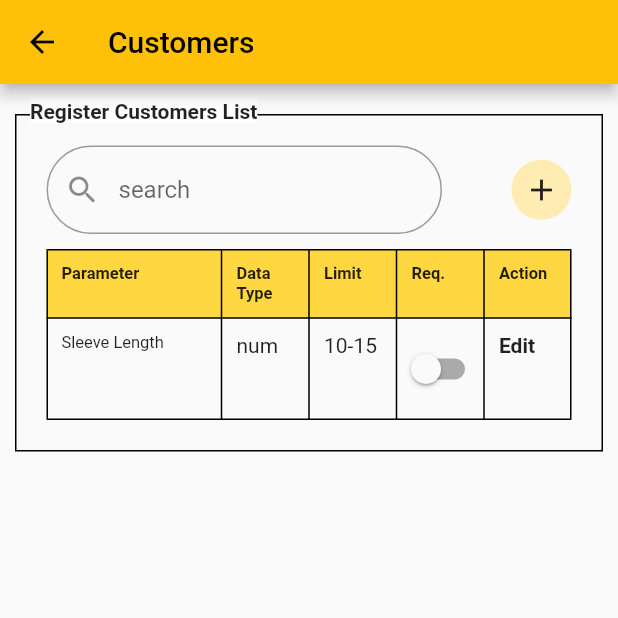
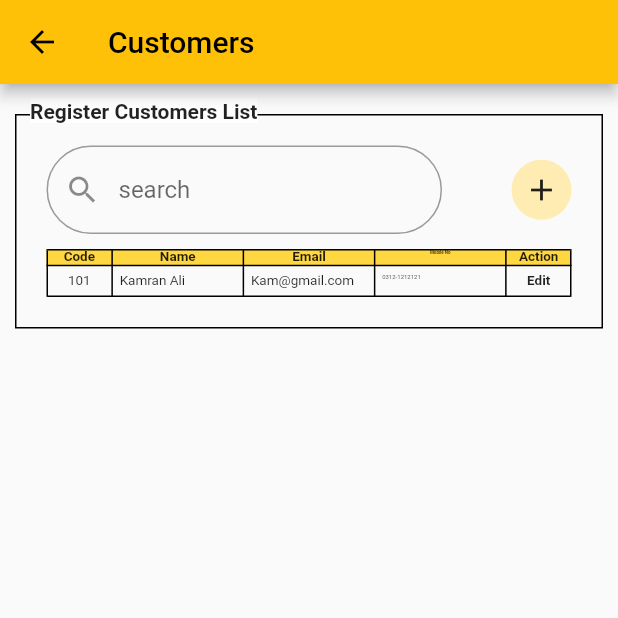
Before and after one commit to flutter-mirxa/tailor-app-mirwah, a Flutter app: the CustomersPage screen opened directly, on a phone screen of 412 x 824 dp, the top half of it. Run offline on Flutter 3.47's test engine with Material 2 defaults, Android fonts, the light colour scheme and no system bars; our stand-ins replace velocity_x.

Commit message:
Customer List Page Completed

```diff
--- a/lib/main.dart
+++ b/lib/main.dart
@@ -2,6 +2,7 @@ import 'package:flutter/material.dart';
 import 'package:tailor_app_mirwah_mirxa/pages/applicationParameter/addEditSuitTypePage.dart';
 import 'package:tailor_app_mirwah_mirxa/pages/applicationParameter/addParameterPage.dart';
 import 'package:tailor_app_mirwah_mirxa/pages/applicationParameter/applicationParameterPage.dart';
+import 'package:tailor_app_mirwah_mirxa/pages/customer/customersPage.dart';
 import 'package:tailor_app_mirwah_mirxa/pages/homePage.dart';
 import 'package:tailor_app_mirwah_mirxa/pages/profile/forgotPasswordPage.dart';
 import 'package:tailor_app_mirwah_mirxa/pages/profile/loginPage.dart';
@@ -26,7 +27,7 @@ class MyApp extends StatelessWidget {
         primarySwatch: Colors.amber,
       ),
       routes: {
-        "/": (context) => const RegisterPage(),
+        "/": (context) => const AddEditCustomerPage(),
         MyRoutes.loginRoute: (context) => const LoginPage(),
         MyRoutes.registerRoute: (context) => const RegisterPage(),
         MyRoutes.forgotPasswordRoute: (context) => const ForgotPasswordPage(),
@@ -34,188 +35,95 @@ class MyApp extends StatelessWidget {
         MyRoutes.applicationParameterRoute: (context) =>
             const ApplicationParameterPage(),
         MyRoutes.addEditSuitTypeRoute: (context) => const AddEditSuitTypePage(),
-        MyRoutes.addParameterRoute: (context) => const AddParameterPage()
+        MyRoutes.addParameterRoute: (context) => const AddParameterPage(),
+        MyRoutes.customersRoute: (context) => const CustomersPage(),
       },
     );
   }
 }
 
-class CustomersPage extends StatefulWidget {
-  const CustomersPage({Key? key}) : super(key: key);
+class AddEditCustomerPage extends StatefulWidget {
+  const AddEditCustomerPage({Key? key}) : super(key: key);
 
   @override
-  _CustomersPageState createState() => _CustomersPageState();
+  _AddEditCustomerPageState createState() => _AddEditCustomerPageState();
 }
 
-class _CustomersPageState extends State<CustomersPage> {
+class _AddEditCustomerPageState extends State<AddEditCustomerPage> {
   @override
   Widget build(BuildContext context) {
     return Scaffold(
       appBar: AppBar(
-        title: "Customers".text.make(),
+        title: "Add/Edit Customer".text.make(),
       ),
-      body: Stack(
-        alignment: Alignment.center,
-        children: [
-          Container(
-            width: MediaQuery.of(context).size.width - 20.0,
-            padding: const EdgeInsets.all(20),
-            decoration: BoxDecoration(border: Border.all(width: 1)),
+      body: Padding(
+        padding: const EdgeInsets.all(16.0),
         child: Column(
           children: [
             Row(
-                  mainAxisAlignment: MainAxisAlignment.spaceBetween,
+              mainAxisAlignment: MainAxisAlignment.end,
               children: [
-                    TextFormField(
-                      decoration: const InputDecoration(
-                        border: OutlineInputBorder(
-                          borderRadius: BorderRadius.all(Radius.circular(40)),
-                        ),
-                        hintText: "search",
-                        prefixIcon: Icon(Icons.search),
-                      ),
-                    ).w64(context),
-                    CircleAvatar(
-                      child: IconButton(
-                        icon: Icon(Icons.add),
-                        onPressed: () {},
-                      ),
-                    )
-                  ],
-                ),
-                const SizedBox(
-                  height: 10.0,
-                ),
-                Table(
-                  border: TableBorder.all(width: 1),
-                  columnWidths: {
-                    0: FlexColumnWidth(2),
-                    1: FlexColumnWidth(1),
-                    2: FlexColumnWidth(1),
-                    3: FlexColumnWidth(1),
-                    4: FlexColumnWidth(1),
-                  },
-                  children: [
-                    TableRow(
-                      decoration: const BoxDecoration(
-                        color: Colors.amberAccent,
-                      ),
-                      children: [
-                        TableCell(
-                          child: Padding(
-                            padding: const EdgeInsets.all(10),
-                            child: "Parameter"
-                                .text
-                                .bold
-                                .textStyle(const TextStyle(fontSize: 11))
-                                .make(),
-                          ),
-                        ),
-                        TableCell(
-                          child: Padding(
-                            padding: const EdgeInsets.all(10),
-                            child: "Data Type"
-                                .text
-                                .bold
-                                .textStyle(const TextStyle(fontSize: 11))
-                                .make(),
-                          ),
-                        ),
-                        TableCell(
-                          child: Padding(
-                            padding: const EdgeInsets.all(10),
-                            child: "Limit"
-                                .text
-                                .bold
-                                .textStyle(const TextStyle(fontSize: 11))
-                                .make(),
-                          ),
-                        ),
-                        TableCell(
-                          child: Padding(
-                            padding: const EdgeInsets.all(10),
-                            child: "Req."
-                                .text
-                                .bold
-                                .textStyle(const TextStyle(fontSize: 11))
-                                .make(),
-                          ),
-                        ),
-                        TableCell(
-                          child: Padding(
-                            padding: const EdgeInsets.all(10),
-                            child: "Action"
-                                .text
-                                .bold
-                                .textStyle(const TextStyle(fontSize: 11))
-                                .make(),
-                          ),
+                Image.asset(
+                  'images/avatar.png',
+                  width: 200,
+                  height: 200,
                 ),
               ],
             ),
-                    TableRow(
-                      children: [
-                        TableCell(
-                          child: Padding(
-                            padding: const EdgeInsets.all(10),
-                            child: "Sleeve Length"
-                                .text
-                                .textStyle(const TextStyle(fontSize: 11))
-                                .make(),
+            TextFormField(
+              decoration: InputDecoration(
+                hintText: "Code",
               ),
             ),
-                        TableCell(
-                          child: Padding(
-                            padding: const EdgeInsets.all(10),
-                            child:
-                                "num".text.textStyle(const TextStyle()).make(),
+            TextFormField(
+              decoration: InputDecoration(
+                hintText: "Name",
               ),
             ),
-                        TableCell(
-                          child: Padding(
-                            padding: const EdgeInsets.all(10),
-                            child: "10-15"
-                                .text
-                                .textStyle(const TextStyle())
-                                .make(),
+            const SizedBox(
+              height: 20.0,
             ),
+            Row(
+              mainAxisAlignment: MainAxisAlignment.spaceBetween,
+              children: [
+                "Register Via".text.make(),
+                Row(
+                  children: [
+                    Radio(value: 1, groupValue: 1, onChanged: (val) {}),
+                    "Email Address".text.make(),
+                  ],
                 ),
-                        TableCell(
-                          child: Padding(
-                              padding: const EdgeInsets.all(10),
-                              child: Switch(
-                                onChanged: (val) {
-                                  setState(() {
-                                    //  isEdit = val;
-                                  });
-                                },
-                                value: false,
-                              )),
-                        ),
-                        TableCell(
-                          child: Padding(
-                            padding: const EdgeInsets.all(10),
-                            child: "Edit"
-                                .text
-                                .bold
-                                .textStyle(const TextStyle())
-                                .make(),
-                          ),
-                        ),
+                Row(
+                  children: [
+                    Radio(value: 2, groupValue: 1, onChanged: (val) {}),
+                    "Mobile No.".text.make(),
                   ],
                 ),
               ],
             ),
+            const SizedBox(
+              height: 20.0,
+            ),
+            TextFormField(
+              decoration: InputDecoration(
+                hintText: "Email Address",
+              ),
+            ),
+            TextFormField(
+              decoration: InputDecoration(
+                hintText: "Mobile No.",
+              ),
+            ),
+            const SizedBox(
+              height: 20.0,
+            ),
+            Row(
+              children: [
+                "Registration Date".text.make(),
+              ],
+            )
           ],
         ),
-          ).positioned(top: 20),
-          "Register Customers List"
-              .text
-              .bold
-              .textStyle(const TextStyle(backgroundColor: Colors.white))
-              .make()
-              .positioned(top: 10, left: 20),
-        ],
       ),
     );
   }
--- a/lib/pages/customer/customersPage.dart
+++ b/lib/pages/customer/customersPage.dart
@@ -0,0 +1,172 @@
+import 'package:flutter/material.dart';
+import 'package:velocity_x/velocity_x.dart';
+
+class CustomersPage extends StatefulWidget {
+  const CustomersPage({Key? key}) : super(key: key);
+
+  @override
+  _CustomersPageState createState() => _CustomersPageState();
+}
+
+class _CustomersPageState extends State<CustomersPage> {
+  @override
+  Widget build(BuildContext context) {
+    return Scaffold(
+      appBar: AppBar(
+        title: "Customers".text.make(),
+      ),
+      body: Stack(
+        alignment: Alignment.center,
+        children: [
+          Container(
+            width: MediaQuery.of(context).size.width - 20.0,
+            padding: const EdgeInsets.all(20),
+            decoration: BoxDecoration(border: Border.all(width: 1)),
+            child: Column(
+              children: [
+                Row(
+                  mainAxisAlignment: MainAxisAlignment.spaceBetween,
+                  children: [
+                    TextFormField(
+                      decoration: const InputDecoration(
+                        border: OutlineInputBorder(
+                          borderRadius: BorderRadius.all(Radius.circular(40)),
+                        ),
+                        hintText: "search",
+                        prefixIcon: Icon(Icons.search),
+                      ),
+                    ).w64(context),
+                    CircleAvatar(
+                      child: IconButton(
+                        icon: Icon(Icons.add),
+                        onPressed: () {},
+                        tooltip: "Add Customer",
+                      ),
+                    )
+                  ],
+                ),
+                const SizedBox(
+                  height: 10.0,
+                ),
+                Table(
+                  border: TableBorder.all(width: 1),
+                  columnWidths: {
+                    0: FlexColumnWidth(1),
+                    1: FlexColumnWidth(2),
+                    2: FlexColumnWidth(2),
+                    3: FlexColumnWidth(2),
+                    4: FlexColumnWidth(1),
+                  },
+                  children: [
+                    TableRow(
+                      decoration: const BoxDecoration(
+                        color: Colors.amberAccent,
+                      ),
+                      children: [
+                        TableCell(
+                          child: "Code"
+                              .text
+                              .bold
+                              .textStyle(const TextStyle(fontSize: 9))
+                              .make()
+                              .centered(),
+                        ),
+                        TableCell(
+                          child: "Name"
+                              .text
+                              .bold
+                              .textStyle(const TextStyle(fontSize: 9))
+                              .make()
+                              .centered(),
+                        ),
+                        TableCell(
+                          child: "Email"
+                              .text
+                              .bold
+                              .textStyle(const TextStyle(fontSize: 9))
+                              .make()
+                              .centered(),
+                        ),
+                        TableCell(
+                          child: "Mobile No"
+                              .text
+                              .bold
+                              .textStyle(const TextStyle(fontSize: 3))
+                              .make()
+                              .centered(),
+                        ),
+                        TableCell(
+                          child: "Action"
+                              .text
+                              .bold
+                              .textStyle(const TextStyle(fontSize: 9))
+                              .make()
+                              .centered(),
+                        ),
+                      ],
+                    ),
+                    TableRow(
+                      children: [
+                        TableCell(
+                          child: Padding(
+                            padding: EdgeInsets.all(5),
+                            child: "101"
+                                .text
+                                .textStyle(TextStyle(fontSize: 9))
+                                .make()
+                                .centered(),
+                          ),
+                        ),
+                        TableCell(
+                          child: Padding(
+                            padding: EdgeInsets.all(5),
+                            child: "Kamran Ali"
+                                .text
+                                .textStyle(TextStyle(fontSize: 9))
+                                .make(),
+                          ),
+                        ),
+                        TableCell(
+                            child: Padding(
+                          padding: EdgeInsets.all(5),
+                          child: "Kam@gmail.com"
+                              .text
+                              .textStyle(TextStyle(fontSize: 9))
+                              .make(),
+                        )),
+                        TableCell(
+                            child: Padding(
+                          padding: EdgeInsets.all(5),
+                          child: "0312-1212121"
+                              .text
+                              .textStyle(TextStyle(fontSize: 4))
+                              .make(),
+                        )),
+                        TableCell(
+                            child: Padding(
+                          padding: EdgeInsets.all(5),
+                          child: "Edit"
+                              .text
+                              .bold
+                              .textStyle(TextStyle(fontSize: 9))
+                              .make()
+                              .centered(),
+                        )),
+                      ],
+                    ),
+                  ],
+                ),
+              ],
+            ),
+          ).positioned(top: 20),
+          "Register Customers List"
+              .text
+              .bold
+              .textStyle(const TextStyle(backgroundColor: Colors.white))
+              .make()
+              .positioned(top: 10, left: 20),
+        ],
+      ),
+    );
+  }
+}
```
Lines whose indentation alone changed are shown as unchanged.
